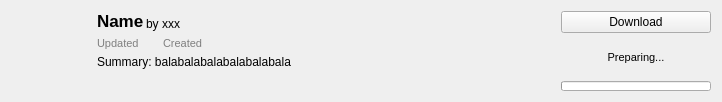
The window that src/ui/curseforge/curseforgemoditemwidget.ui (kaniol-lck/modmanager) describes before a commit, drawn with Qt 5.
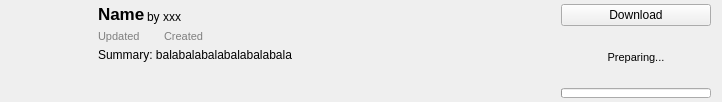
The same window after the commit. Icons and pictures are not drawn.

```diff
--- a/src/ui/curseforge/curseforgemoditemwidget.ui
+++ b/src/ui/curseforge/curseforgemoditemwidget.ui
@@ -14,6 +14,15 @@
    <string>Form</string>
   </property>
   <layout class="QGridLayout" name="gridLayout">
+   <property name="leftMargin">
+    <number>12</number>
+   </property>
+   <property name="topMargin">
+    <number>4</number>
+   </property>
+   <property name="bottomMargin">
+    <number>4</number>
+   </property>
    <item row="0" column="2">
     <layout class="QVBoxLayout" name="verticalLayout">
      <item>
@@ -190,7 +199,14 @@
        </item>
        <item>
         <widget class="QWidget" name="tags" native="true">
-         <layout class="QHBoxLayout" name="tagsLayout"/>
+         <layout class="QHBoxLayout" name="tagsLayout">
+          <property name="topMargin">
+           <number>0</number>
+          </property>
+          <property name="bottomMargin">
+           <number>0</number>
+          </property>
+         </layout>
         </widget>
        </item>
        <item>
@@ -208,7 +224,14 @@
        </item>
        <item>
         <widget class="QWidget" name="loaderTypes" native="true">
-         <layout class="QHBoxLayout" name="loadersLayout"/>
+         <layout class="QHBoxLayout" name="loadersLayout">
+          <property name="topMargin">
+           <number>0</number>
+          </property>
+          <property name="bottomMargin">
+           <number>0</number>
+          </property>
+         </layout>
         </widget>
        </item>
       </layout>
```
